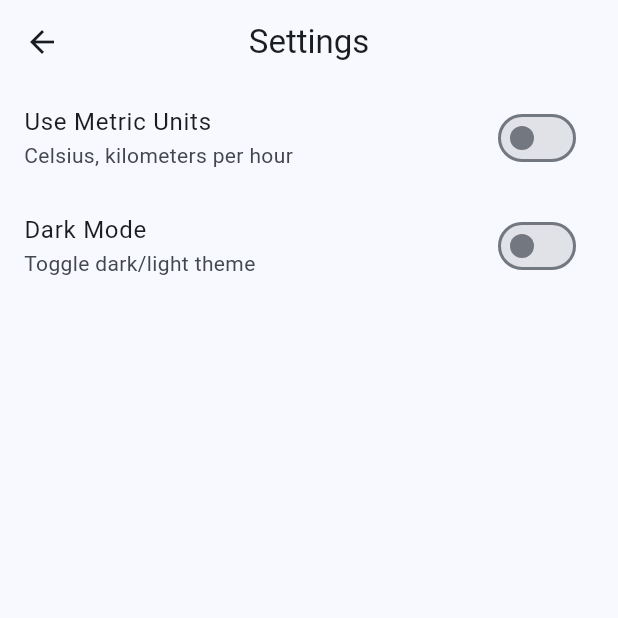
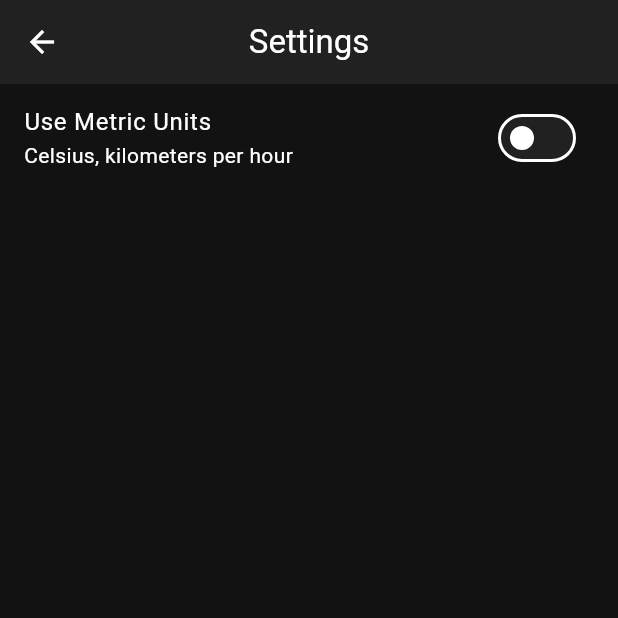
Before and after one commit to RevanthSurapaneni/cool-weather, a Flutter app: the screen it shows after launch, after a tap on the "settings" icon, on a phone screen of 412 x 824 dp, the top half of it. Run offline on Flutter 3.47's test engine with Material 3 defaults, Android fonts, the phone set to English and light mode, and no system bars; our stand-ins replace geolocator, shared_preferences, weather_icons; Roboto replaces fonts that are missing (Poppins).

Commit message:
Removed light mode settings and preferences. added an aqi widget at the bottom

```diff
--- a/lib/main.dart
+++ b/lib/main.dart
@@ -6,6 +6,7 @@ import 'widgets/forecast_widgets.dart';
 import 'pages/settings_page.dart';
 import 'services/preferences_service.dart';
 import 'widgets/skeleton_widgets.dart';
+import 'widgets/air_quality_widget.dart';
 
 const Map<int, String> weatherDescriptions = {
   0: 'Clear sky',
@@ -48,59 +49,18 @@ class MyApp extends StatefulWidget {
 
 class _MyAppState extends State<MyApp> {
   final _prefs = PreferencesService();
-  bool _useMetric = false; // Explicitly set default to false (imperial)
-  bool _useDarkMode = false;
+  bool _useMetric = false;
 
   @override
   void initState() {
     super.initState();
     _loadPreferences();
-    _setupSystemTheme();
-  }
-
-  void _setupSystemTheme() {
-    final window = WidgetsBinding.instance.window;
-    _useDarkMode = _prefs.getUseDarkMode(); // Use saved preference first
-
-    // Update if system theme changes
-    window.onPlatformBrightnessChanged = () {
-      if (mounted) {
-        setState(() {
-          _useDarkMode = window.platformBrightness == Brightness.dark;
-          _prefs.saveUseDarkMode(_useDarkMode);
-        });
-      }
-    };
   }
 
   Future<void> _loadPreferences() async {
     setState(() {
-      _useMetric =
-          _prefs.getUseMetric(); // Will now default to false from preferences
-      _useDarkMode = _prefs.getUseDarkMode();
+      _useMetric = _prefs.getUseMetric();
     });
-  }
-
-  @override
-  void didChangeDependencies() {
-    super.didChangeDependencies();
-    // Get system theme preference
-    final window = WidgetsBinding.instance.window;
-    _useDarkMode = window.platformBrightness == Brightness.dark;
-
-    // Listen for system theme changes
-    window.onPlatformBrightnessChanged = () {
-      setState(() {
-        _useDarkMode = window.platformBrightness == Brightness.dark;
-      });
-    };
-  }
-
-  @override
-  void dispose() {
-    // Remove listener when disposing
-    WidgetsBinding.instance.window.onPlatformBrightnessChanged = null;
-    super.dispose();
   }
 
   void _updateUnits(bool value) {
@@ -110,31 +70,34 @@ class _MyAppState extends State<MyApp> {
     _prefs.saveUseMetric(value);
   }
 
-  void _updateTheme(bool value) {
-    setState(() {
-      _useDarkMode = value;
-    });
-    _prefs.saveUseDarkMode(value);
-  }
-
   @override
   Widget build(BuildContext context) {
     return MaterialApp(
       title: 'Weather App',
-      theme: ThemeData(
-        colorScheme: ColorScheme.fromSeed(
-          seedColor: Colors.blue,
-          brightness: _useDarkMode ? Brightness.dark : Brightness.light,
+      themeMode: ThemeMode.dark,
+      darkTheme: ThemeData(
+        colorScheme: ColorScheme.dark(
+          primary: Colors.blue,
+          secondary: Colors.blueAccent,
+          surface: Colors.grey.shade900,
+          background: const Color(0xFF121212), // Material 3 dark background
         ),
         useMaterial3: true,
         fontFamily: 'Poppins',
-        appBarTheme: const AppBarTheme(centerTitle: true, elevation: 0),
+        appBarTheme: AppBarTheme(
+          centerTitle: true,
+          elevation: 0,
+          backgroundColor: Colors.grey.shade900,
+        ),
         cardTheme: CardTheme(
-          elevation: 2,
+          elevation: 4,
           shape: RoundedRectangleBorder(
             borderRadius: BorderRadius.circular(16),
           ),
+          color: Colors.grey.shade900,
         ),
+        scaffoldBackgroundColor:
+            const Color(0xFF121212), // Material 3 dark background
         textTheme: TextTheme(
           headlineSmall: const TextStyle(
             fontFamily: 'Poppins',
@@ -400,8 +363,6 @@ class _WeatherHomePageState extends State<WeatherHomePage> {
 
   @override
   Widget build(BuildContext context) {
-    final isDark = Theme.of(context).brightness == Brightness.dark;
-
     return Scaffold(
       appBar: AppBar(
         title: const Text('Weather App'),
@@ -421,29 +382,20 @@ class _WeatherHomePageState extends State<WeatherHomePage> {
           IconButton(
             icon: const Icon(Icons.settings),
             onPressed: () async {
-              final oldMetric = widget.useMetric; // Store the old value
+              final oldMetric = widget.useMetric;
               await Navigator.push(
                 context,
                 MaterialPageRoute(
                   builder: (context) => SettingsPage(
                     useMetric: widget.useMetric,
-                    useDarkMode:
-                        Theme.of(context).brightness == Brightness.dark,
-                    onUnitChanged: (bool value) {
-                      // First update the preference/state
-                      widget.onUnitsChanged(value);
-                    },
-                    onThemeChanged:
-                        (context.findAncestorStateOfType<_MyAppState>())
-                                ?._updateTheme ??
-                            (_) {},
+                    onUnitChanged: widget.onUnitsChanged,
                   ),
                 ),
               );
 
               // After settings page is closed, check if units actually changed
               if (oldMetric != widget.useMetric && mounted) {
-                await _fetchWeather(); // Only fetch if units changed
+                await _fetchWeather();
               }
             },
           ),
@@ -456,14 +408,10 @@ class _WeatherHomePageState extends State<WeatherHomePage> {
             children: [
               Padding(
                 padding: const EdgeInsets.all(16),
-                child: Column(
-                  children: [
-                    TextFormField(
+                child: TextFormField(
                   controller: _searchController,
                   focusNode: _focusNode,
-                      style: TextStyle(
-                        color: isDark ? Colors.white : Colors.black87,
-                      ),
+                  style: const TextStyle(color: Colors.white),
                   cursorWidth: 2.0,
                   cursorRadius: const Radius.circular(1),
                   decoration: InputDecoration(
@@ -487,23 +435,18 @@ class _WeatherHomePageState extends State<WeatherHomePage> {
                     ),
                     enabledBorder: OutlineInputBorder(
                       borderRadius: BorderRadius.circular(12),
-                          borderSide: BorderSide(
-                            color: isDark
-                                ? Colors.grey.shade600
-                                : Colors.grey.shade400,
-                          ),
+                      borderSide: BorderSide(color: Colors.grey.shade600),
                     ),
                     focusedBorder: OutlineInputBorder(
                       borderRadius: BorderRadius.circular(12),
-                          borderSide: BorderSide(
-                            color: Theme.of(context).colorScheme.primary,
+                      borderSide: const BorderSide(
+                        color: Colors.blue,
                         width: 2,
                       ),
                     ),
                     filled: true,
-                        fillColor: isDark
-                            ? Theme.of(context).colorScheme.surface
-                            : Colors.white,
+                    fillColor: Colors.grey.shade900,
+                  ),
                 ),
               ),
               if (_locations.isNotEmpty)
@@ -524,9 +467,7 @@ class _WeatherHomePageState extends State<WeatherHomePage> {
                         height: 1,
                         indent: 16,
                         endIndent: 16,
-                              color: Theme.of(context)
-                                  .dividerColor
-                                  .withOpacity(0.5),
+                        color: Theme.of(context).dividerColor.withOpacity(0.5),
                       ),
                       itemBuilder: (context, index) {
                         return ListTile(
@@ -543,9 +484,6 @@ class _WeatherHomePageState extends State<WeatherHomePage> {
                         );
                       },
                     ),
-                        ),
-                      ),
-                  ],
                   ),
                 ),
               if (_isLoading) ...[
@@ -575,6 +513,8 @@ class _WeatherHomePageState extends State<WeatherHomePage> {
                   _dailyController,
                   widget.useMetric,
                 ),
+                if (_weatherData?.airQualityData != null)
+                  AirQualityWidget(data: _weatherData!.airQualityData!),
               ],
               if (_errorMessage.isNotEmpty)
                 Padding(
--- a/lib/pages/settings_page.dart
+++ b/lib/pages/settings_page.dart
@@ -2,16 +2,12 @@ import 'package:flutter/material.dart';
 
 class SettingsPage extends StatelessWidget {
   final bool useMetric;
-  final bool useDarkMode;
   final Function(bool) onUnitChanged;
-  final Function(bool) onThemeChanged;
 
   const SettingsPage({
     super.key,
     required this.useMetric,
-    required this.useDarkMode,
     required this.onUnitChanged,
-    required this.onThemeChanged,
   });
 
   @override
@@ -30,14 +26,6 @@ class SettingsPage extends StatelessWidget {
               onChanged: onUnitChanged,
             ),
           ),
-          ListTile(
-            title: const Text('Dark Mode'),
-            subtitle: const Text('Toggle dark/light theme'),
-            trailing: Switch(
-              value: useDarkMode,
-              onChanged: onThemeChanged,
-            ),
-          ),
         ],
       ),
     );
--- a/lib/services/preferences_service.dart
+++ b/lib/services/preferences_service.dart
@@ -3,7 +3,6 @@ import 'dart:convert';
 
 class PreferencesService {
   static const String _kUseMetricKey = 'use_metric';
-  static const String _kUseDarkModeKey = 'use_dark_mode';
   static const String _kLastLocationKey = 'last_location';
   static const String _kRecentSearchesKey = 'recent_searches';
 
@@ -24,17 +23,7 @@ class PreferencesService {
   }
 
   bool getUseMetric() {
-    // Default to false (imperial)
     return _prefs.getBool(_kUseMetricKey) ?? false;
-  }
-
-  // Theme Preferences
-  Future<void> saveUseDarkMode(bool value) async {
-    await _prefs.setBool(_kUseDarkModeKey, value);
-  }
-
-  bool getUseDarkMode() {
-    return _prefs.getBool(_kUseDarkModeKey) ?? false;
   }
 
   // Location Preferences
```
Also changed, not shown: lib/services/weather_service.dart (+10 -1 lines), lib/widgets/air_quality_widget.dart (added, +201 -0 lines), lib/widgets/forecast_widgets.dart (+54 -114 lines). Lines whose indentation alone changed are shown as unchanged.
